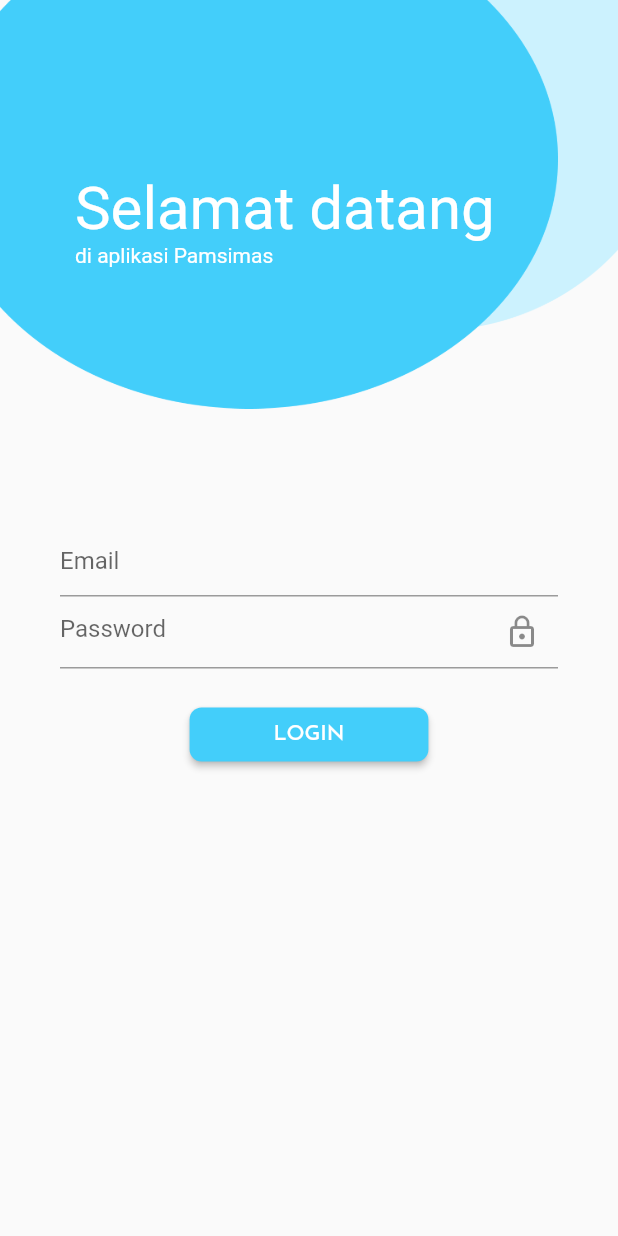
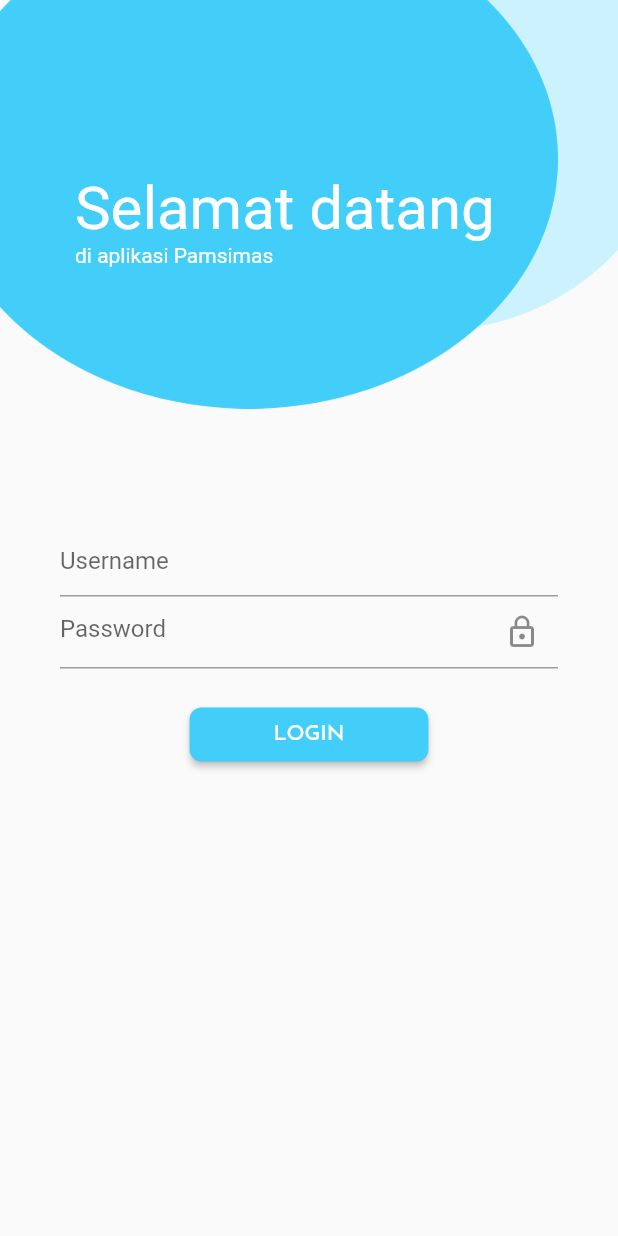
Before and after one commit to febryardiansyah/pamsimas, a Flutter app: the screen it shows after launch, on a phone screen of 412 x 824 dp. Run offline on Flutter 3.47's test engine with Material 2 defaults, Android fonts, the phone set to English and light mode, and no system bars; our stand-ins replace bloc, cloud_firestore, equatable, firebase_auth, firebase_core, flutter_bloc and 4 more; missing offline and left inert: flutter_barcode_scanner; accounts and stored records are empty; Roboto replaces fonts that are missing (Rancho).

Commit message:
refactor login with email

```diff
--- a/lib/bloc/auth/auth_state.dart
+++ b/lib/bloc/auth/auth_state.dart
@@ -5,3 +5,9 @@ abstract class AuthState {}
 class AuthInitial extends AuthState {}
 class AuthAuthenticated extends AuthState {}
 class AuthUnAuthenticated extends AuthState {}
+class LogOutLoading extends AuthState {}
+class LogOutFailure extends AuthState {
+  final String? msg;
+
+  LogOutFailure({this.msg});
+}
--- a/lib/helpers/base_color.dart
+++ b/lib/helpers/base_color.dart
@@ -5,4 +5,5 @@ class BaseColor {
   static Color darkBlue = Color(0xff00779D);
   static Color orange = Color(0xffF57C00);
   static Color white = Color(0xffFFFFFF);
+  static Color red = Color(0xffED4040);
 }
--- a/lib/repositories/auth_repo.dart
+++ b/lib/repositories/auth_repo.dart
@@ -18,7 +18,7 @@ class AuthRepo {
     }
 
     try{
-      UserCredential _userCredential = await _auth.signInWithEmailAndPassword(email: email, password: password);
+      UserCredential _userCredential = await _auth.signInWithEmailAndPassword(email: '$email@pampay.com', password: password);
       User _user = _userCredential.user!;
 
       print(_user.uid);
--- a/lib/ui/login_register/login_screen.dart
+++ b/lib/ui/login_register/login_screen.dart
@@ -79,7 +79,7 @@ class _LoginScreenState extends State<LoginScreen> {
                     TextFormField(
                       controller: _email,
                       decoration: InputDecoration(
-                        hintText: 'Email'
+                        hintText: 'Username'
                       ),
                     ),
                     TextFormField(
```
Also changed, not shown: lib/bloc/auth/auth_cubit.dart (+11 -3 lines), lib/ui/home/home_screen.dart (+30 -2 lines).
